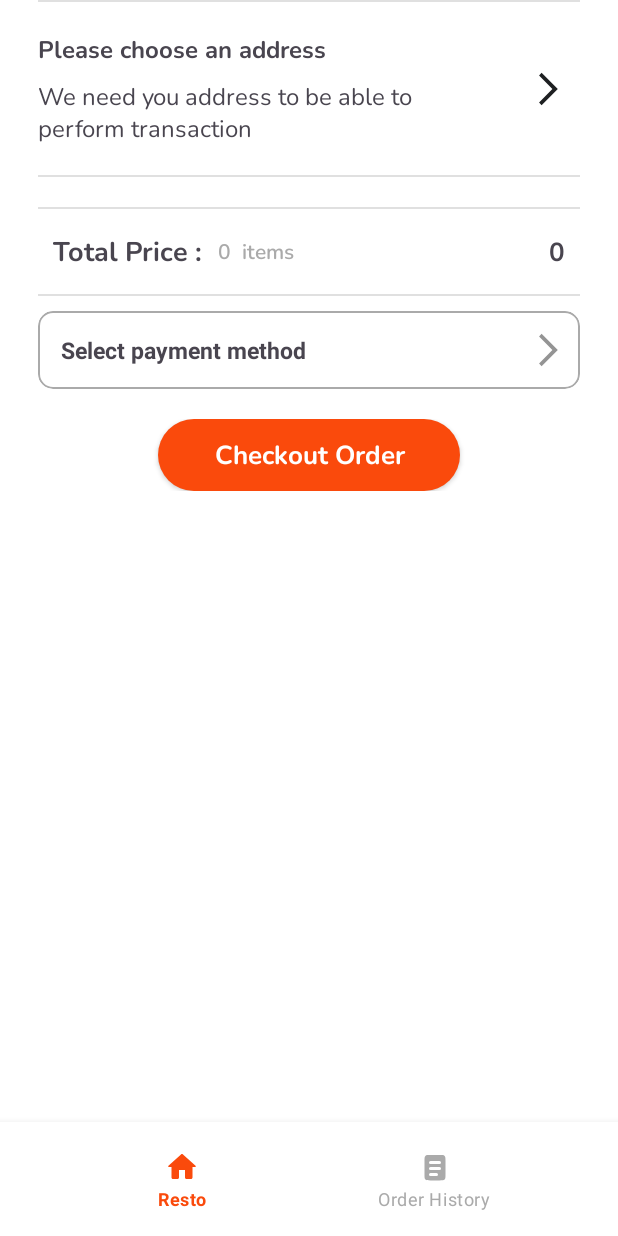
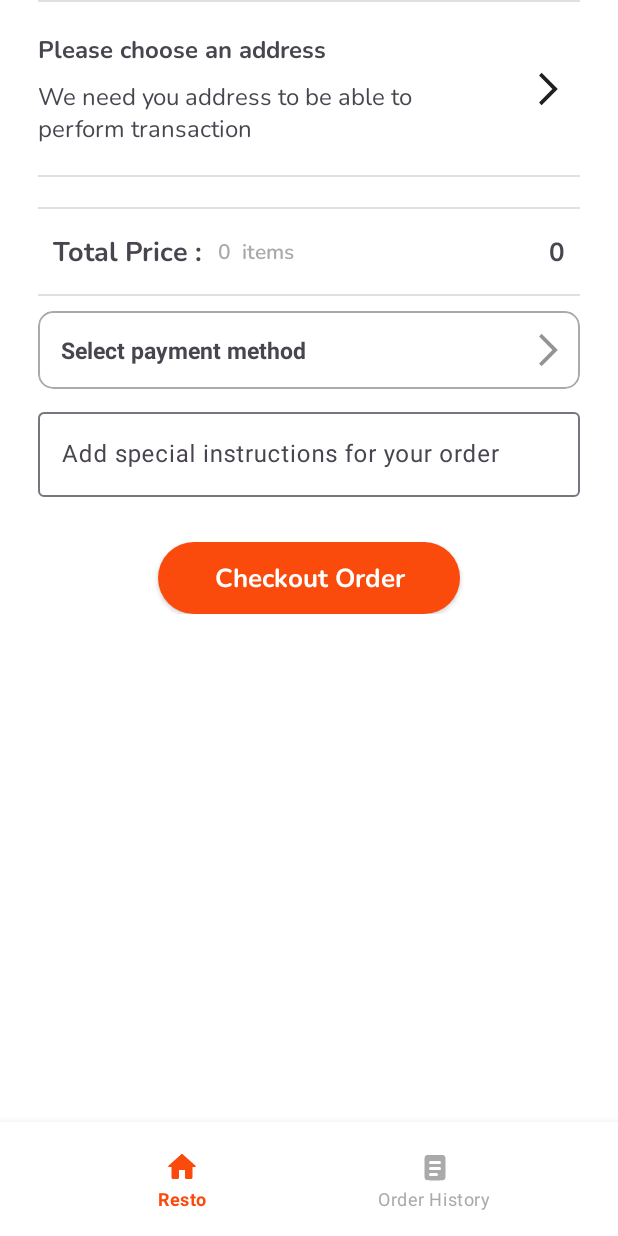
Before and after one commit to AbrahamRumondor/alpha-resto-android, an Android app: the OrderSummaryFragment screen opened through its navigation route, on a phone screen of 412 x 824 dp. Run offline under Robolectric (Android 15) with nearby library versions, the phone set to English and light mode, and no system bars; our stand-ins replace Dagger/Hilt's generated code, Firebase (no records; nobody signed in at launch, a user with empty details on screens opened directly), Room's generated code, Timber, navigation-ui; 1 statement that could not run was skipped.

Commit message:
add order notes

```diff
--- a/app/src/main/java/com/example/alfaresto_customersapp/domain/model/Order.kt
+++ b/app/src/main/java/com/example/alfaresto_customersapp/domain/model/Order.kt
@@ -16,4 +16,6 @@ data class Order(
     val totalPrice: Int = 0,
     val latitude: Double = 0.0,
     val longitude: Double = 0.0,
+
+    val notes: String = ""
 )
--- a/app/src/main/java/com/example/alfaresto_customersapp/domain/model/OrderHistory.kt
+++ b/app/src/main/java/com/example/alfaresto_customersapp/domain/model/OrderHistory.kt
@@ -9,7 +9,8 @@ data class OrderHistory(
     val orderDate: String = "",
     val orderTotalPrice: Int = 0,
     val addressLabel: String = "",
-    val orderStatus: OrderStatus = OrderStatus.ON_PROCESS
+    val orderStatus: OrderStatus = OrderStatus.ON_PROCESS,
+    val orderNotes: String = ""
 ) {
     fun formattedPrice(): String {
         return "Rp ${
--- a/app/src/main/java/com/example/alfaresto_customersapp/domain/usecase/orderHistory/OrderHistoryUseCaseImpl.kt
+++ b/app/src/main/java/com/example/alfaresto_customersapp/domain/usecase/orderHistory/OrderHistoryUseCaseImpl.kt
@@ -45,7 +45,8 @@ class OrderHistoryUseCaseImpl @Inject constructor(
                                 else -> OrderStatus.ON_PROCESS
                             },
                             orderId = order.id,
-                            id = shipment?.id ?: ""
+                            id = shipment?.id ?: "",
+                            orderNotes = order.notes
                         )
                     }
 
--- a/app/src/main/java/com/example/alfaresto_customersapp/ui/components/listener/OrderSummaryItemListener.kt
+++ b/app/src/main/java/com/example/alfaresto_customersapp/ui/components/listener/OrderSummaryItemListener.kt
@@ -9,6 +9,7 @@ interface OrderSummaryItemListener {
     fun onDeleteItemClicked(position: Int, menuId: String)
     fun onRadioButtonClicked(position: Int, id: Int)
     fun onPaymentMethodClicked(view: OrderSummaryPaymentMethodBinding)
+    fun onNotesFilled(notes: String)
     fun onCheckoutButtonClicked()
     // uses {} for default implementation (so dont have to impelemnts).
 }
--- a/app/src/main/java/com/example/alfaresto_customersapp/ui/components/orderHistoryDetailPage/OrderHistoryDetailFragment.kt
+++ b/app/src/main/java/com/example/alfaresto_customersapp/ui/components/orderHistoryDetailPage/OrderHistoryDetailFragment.kt
@@ -128,6 +128,7 @@ class OrderHistoryDetailFragment : Fragment() {
                     tvOrderDate.text = orderHistory.orderDate
                     tvTotalPrice.text = String.format("Rp %,d", orderHistory.orderTotalPrice)
                     tvUserAddress.text = orderHistory.addressLabel
+                    tvNotesText.text = orderHistory.orderNotes
                 }
 
                 viewModel.fetchOrderItems(orderHistory.orderId)
--- a/app/src/main/java/com/example/alfaresto_customersapp/ui/components/orderHistoryDetailPage/adapter/OrderHistoryDetailItemsViewHolder.kt
+++ b/app/src/main/java/com/example/alfaresto_customersapp/ui/components/orderHistoryDetailPage/adapter/OrderHistoryDetailItemsViewHolder.kt
@@ -6,7 +6,6 @@ import androidx.recyclerview.widget.RecyclerView
 import com.bumptech.glide.Glide
 import com.example.alfaresto_customersapp.databinding.ItemOrderDetailBinding
 import com.example.alfaresto_customersapp.domain.model.OrderItem
-import timber.log.Timber
 
 class OrderHistoryDetailItemsViewHolder(
     private var binding: ItemOrderDetailBinding
@@ -17,11 +16,11 @@ class OrderHistoryDetailItemsViewHolder(
             tvMenuName.text = orderItem.menuName
             tvMenuPrice.text = String.format("Rp %,d", orderItem.menuPrice)
             tvMenuQty.text = "${orderItem.quantity} pcs"
-            Timber.d("OrderItem: ${orderItem.menuImage}")
             Glide.with(root)
                 .load(orderItem.menuImage)
                 .placeholder(android.R.drawable.ic_menu_report_image)
                 .into(ivMenuImage)
+
         }
     }
 
--- a/app/src/main/java/com/example/alfaresto_customersapp/ui/components/restoTab/orderSummary/OrderSummaryAdapter.kt
+++ b/app/src/main/java/com/example/alfaresto_customersapp/ui/components/restoTab/orderSummary/OrderSummaryAdapter.kt
@@ -6,6 +6,7 @@ import androidx.recyclerview.widget.RecyclerView
 import com.example.alfaresto_customersapp.databinding.OrderSummaryAddressBinding
 import com.example.alfaresto_customersapp.databinding.OrderSummaryCheckoutButtonBinding
 import com.example.alfaresto_customersapp.databinding.OrderSummaryItemBinding
+import com.example.alfaresto_customersapp.databinding.OrderSummaryNotesBinding
 import com.example.alfaresto_customersapp.databinding.OrderSummaryPaymentMethodBinding
 import com.example.alfaresto_customersapp.databinding.OrderSummaryTotalPriceBinding
 import com.example.alfaresto_customersapp.domain.model.Address
@@ -14,6 +15,7 @@ import com.example.alfaresto_customersapp.ui.components.listener.OrderSummaryIte
 import com.example.alfaresto_customersapp.ui.components.restoTab.orderSummary.viewHolder.CheckoutButtonViewHolder
 import com.example.alfaresto_customersapp.ui.components.restoTab.orderSummary.viewHolder.OrderAddressViewHolder
 import com.example.alfaresto_customersapp.ui.components.restoTab.orderSummary.viewHolder.OrderListViewHolder
+import com.example.alfaresto_customersapp.ui.components.restoTab.orderSummary.viewHolder.OrderNotesViewHolder
 import com.example.alfaresto_customersapp.ui.components.restoTab.orderSummary.viewHolder.OrderTotalViewHolder
 import com.example.alfaresto_customersapp.ui.components.restoTab.orderSummary.viewHolder.PaymentMethodViewHolder
 
@@ -27,7 +29,8 @@ class OrderSummaryAdapter :
     private val SHOW_ORDER_LIST = 1
     private val SHOW_ORDER_TOTAL = 2
     private val SHOW_PAYMENT_METHOD = 3
-    private val SHOW_CHECKOUT_BUTTON = 4
+    private val SHOW_NOTES = 4
+    private val SHOW_CHECKOUT_BUTTON = 5
 
     override fun getItemViewType(position: Int): Int {
         return when (items[position]) {
@@ -36,6 +39,7 @@ class OrderSummaryAdapter :
             is Pair<*, *> -> SHOW_ORDER_TOTAL
             is String -> when (items[position] as String) {
                 "payment_method" -> SHOW_PAYMENT_METHOD
+                "notes" -> SHOW_NOTES
                 "checkout" -> SHOW_CHECKOUT_BUTTON
                 else -> throw IllegalArgumentException("Invalid string type")
             }
@@ -50,7 +54,9 @@ class OrderSummaryAdapter :
         val bindingOrderList = OrderSummaryItemBinding.inflate(inflater, parent, false)
         val bindingOrderTotal = OrderSummaryTotalPriceBinding.inflate(inflater, parent, false)
         val bindingPaymentMethod = OrderSummaryPaymentMethodBinding.inflate(inflater, parent, false)
-        val bindingCheckoutButton = OrderSummaryCheckoutButtonBinding.inflate(inflater, parent, false)
+        val bindingNotes = OrderSummaryNotesBinding.inflate(inflater, parent, false)
+        val bindingCheckoutButton =
+            OrderSummaryCheckoutButtonBinding.inflate(inflater, parent, false)
 
         return when (viewType) {
             SHOW_ADDRESS -> OrderAddressViewHolder(
@@ -66,6 +72,8 @@ class OrderSummaryAdapter :
                 orderSummaryItemListener,
                 viewType
             )
+
+            SHOW_NOTES -> OrderNotesViewHolder(bindingNotes, orderSummaryItemListener)
 
             SHOW_CHECKOUT_BUTTON -> CheckoutButtonViewHolder(
                 bindingCheckoutButton,
@@ -83,6 +91,7 @@ class OrderSummaryAdapter :
             is Pair<*, *> -> (holder as OrderTotalViewHolder).bind(item as Pair<Int, Int>)
             is String -> when (item) {
                 "payment_method" -> (holder as PaymentMethodViewHolder).bind()
+                "notes" -> (holder as OrderNotesViewHolder).bind()
                 "checkout" -> (holder as CheckoutButtonViewHolder).bind()
             }
         }
--- a/app/src/main/java/com/example/alfaresto_customersapp/ui/components/restoTab/orderSummary/OrderSummaryFragment.kt
+++ b/app/src/main/java/com/example/alfaresto_customersapp/ui/components/restoTab/orderSummary/OrderSummaryFragment.kt
@@ -21,6 +21,7 @@ import dagger.hilt.android.AndroidEntryPoint
 import kotlinx.coroutines.delay
 import kotlinx.coroutines.flow.collectLatest
 import kotlinx.coroutines.launch
+import timber.log.Timber
 
 @AndroidEntryPoint
 class OrderSummaryFragment : Fragment() {
@@ -131,6 +132,11 @@ class OrderSummaryFragment : Fragment() {
                 }
             }
 
+            override fun onNotesFilled(notes: String) {
+                Timber.tag("notes fr").d("notes: $notes")
+                orderSummaryViewModel.setNotes(notes)
+            }
+
             override fun onCheckoutButtonClicked() {
                 val currentTime = orderSummaryViewModel.getCurrentTime()
                 val isClosed = currentTime >= orderSummaryViewModel.restoClosedHour.value
--- /dev/null
+++ b/app/src/main/java/com/example/alfaresto_customersapp/ui/components/restoTab/orderSummary/viewHolder/OrderNotesViewHolder.kt
@@ -0,0 +1,33 @@
+package com.example.alfaresto_customersapp.ui.components.restoTab.orderSummary.viewHolder
+
+import androidx.recyclerview.widget.RecyclerView
+import com.example.alfaresto_customersapp.databinding.OrderSummaryNotesBinding
+import com.example.alfaresto_customersapp.ui.components.listener.OrderSummaryItemListener
+import timber.log.Timber
+
+class OrderNotesViewHolder(
+    private val binding: OrderSummaryNotesBinding,
+    private val itemListener: OrderSummaryItemListener?
+) :
+    RecyclerView.ViewHolder(binding.root) {
+
+    fun bind() {
+        binding.run {
+//            etNotes.setOnFocusChangeListener { _, hasFocus ->
+//                if (!hasFocus) {
+//                    val etNotesText = etNotes.text.toString()
+//                    Timber.tag("notes vh").d("Notes: $etNotesText")
+//                    itemListener?.onNotesFilled(etNotesText)
+//                }
+//            }
+
+            etNotes.setOnEditorActionListener { _, _, _ ->
+                val etNotesText = etNotes.text.toString()
+                Timber.tag("notes vh").d("Notes: $etNotesText")
+                itemListener?.onNotesFilled(etNotesText)
+                etNotes.clearFocus()
+                true
+            }
+        }
+    }
+}
--- /dev/null
+++ b/app/src/main/res/layout/order_summary_notes.xml
@@ -0,0 +1,27 @@
+<?xml version="1.0" encoding="utf-8"?>
+<androidx.constraintlayout.widget.ConstraintLayout xmlns:android="http://schemas.android.com/apk/res/android"
+    xmlns:app="http://schemas.android.com/apk/res-auto"
+    android:id="@+id/cl_notes_view"
+    android:layout_width="match_parent"
+    android:layout_height="wrap_content"
+    android:layout_marginVertical="@dimen/dimen_10">
+
+    <com.google.android.material.textfield.TextInputLayout
+        android:id="@+id/til_notes"
+        android:layout_width="match_parent"
+        android:layout_height="wrap_content"
+        app:layout_constraintEnd_toEndOf="parent"
+        app:layout_constraintStart_toStartOf="parent"
+        app:layout_constraintTop_toTopOf="parent">
+
+        <EditText
+            android:id="@+id/et_notes"
+            android:layout_width="match_parent"
+            android:layout_height="wrap_content"
+            android:autofillHints="text"
+            android:hint="@string/notes_hint"
+            android:inputType="text"
+            android:maxLength="150" />
+    </com.google.android.material.textfield.TextInputLayout>
+
+</androidx.constraintlayout.widget.ConstraintLayout>
--- a/app/src/main/res/values/strings.xml
+++ b/app/src/main/res/values/strings.xml
@@ -125,4 +125,6 @@
     <string name="logout_confirmation_message">Are you sure you want to logout?</string>
     <string name="logout">Logout</string>
     <string name="cancel">Cancel</string>
+    <string name="notes_hint">Add special instructions for your order</string>
+    <string name="notes">Order Notes :</string>
 </resources>
```
Also changed, not shown: app/src/main/java/com/example/alfaresto_customersapp/data/model/OrderResponse.kt (+7 -3 lines), app/src/main/java/com/example/alfaresto_customersapp/ui/components/restoTab/orderSummary/OrderSummaryViewModel.kt (+19 -9 lines), app/src/main/res/layout/order_history_detail.xml (+38 -0 lines).
